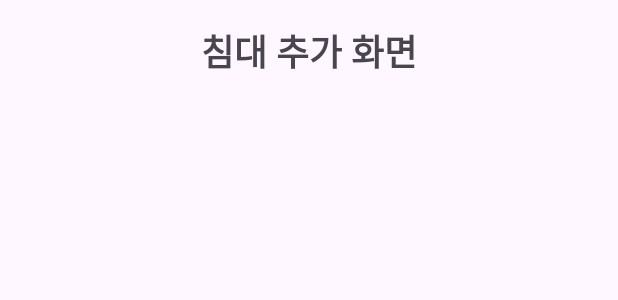
After one commit to strawberrysmoothie1/babybed, an Android app: the layout activity_addbed.xml on its own in the app's theme, with its tools: preview values and no code run, on a phone screen of 412 x 824 dp. The commit adds this screen. Shown: the top 300 px of the screen. Run offline under Robolectric (Android 15) with nearby library versions, the phone set to English and light mode, and no system bars.

Commit message:
20250120

```diff
--- a/app/src/main/java/com/example/myapplication/Login_network/LoginService.java
+++ b/app/src/main/java/com/example/myapplication/Login_network/LoginService.java
@@ -25,6 +25,8 @@ public interface LoginService {
     @POST("/api/checkDuplicate")
     Call<RegisterActivity.CheckDuplicateResponse> checkDuplicate(@Body Map<String, String> body);
 
+    @POST("/api/getGuardBed")
+    Call<GuardBedResponse> getGuardBed(@Body Map<String, String> body);
 
 
 }
--- /dev/null
+++ b/app/src/main/res/layout/activity_addbed.xml
@@ -0,0 +1,25 @@
+<?xml version="1.0" encoding="utf-8"?>
+<androidx.constraintlayout.widget.ConstraintLayout
+    xmlns:android="http://schemas.android.com/apk/res/android"
+    xmlns:app="http://schemas.android.com/apk/res-auto"
+    xmlns:tools="http://schemas.android.com/tools"
+    android:layout_width="match_parent"
+    android:layout_height="match_parent"
+    tools:context=".AddBedActivity">
+
+    <!-- 상단 제목 텍스트 -->
+    <TextView
+        android:id="@+id/tvAddBedTitle"
+        android:layout_width="wrap_content"
+        android:layout_height="wrap_content"
+        android:text="침대 추가 화면"
+        android:textSize="24sp"
+        android:textStyle="bold"
+        app:layout_constraintTop_toTopOf="parent"
+        app:layout_constraintStart_toStartOf="parent"
+        app:layout_constraintEnd_toEndOf="parent"
+        android:layout_marginTop="16dp"/>
+
+    <!-- 필요한 다른 UI 요소들을 여기에 추가 (예: 침대 정보 입력 필드 등) -->
+
+</androidx.constraintlayout.widget.ConstraintLayout>
```
Also changed, not shown: app/src/main/java/com/example/myapplication/AddBedActivity.java (added, +14 -0 lines), app/src/main/java/com/example/myapplication/Login_network/GuardBedResponse.java (added, +14 -0 lines), app/src/main/java/com/example/myapplication/MainActivity.java (+40 -1 lines), app/src/main/res/layout/activity_main.xml (+15 -1 lines), 1 other file.
